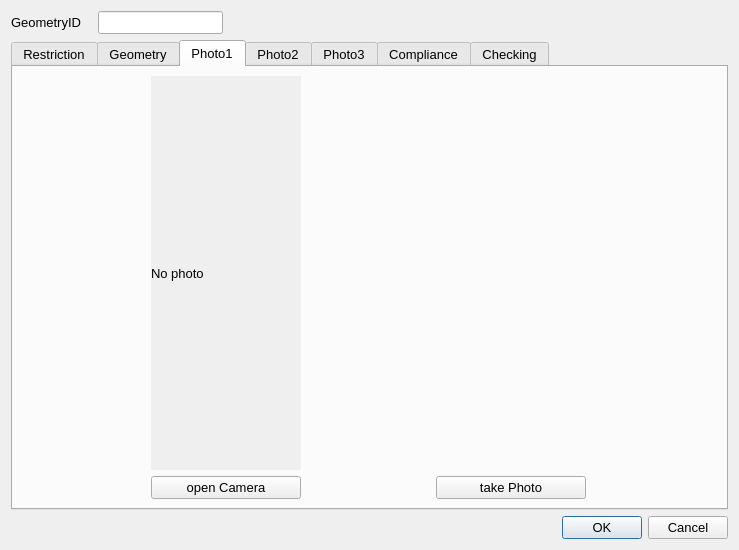
Old version of the form ui/Signs_field_simple.ui in the repository tlh22/restrictionsWithGNSS.
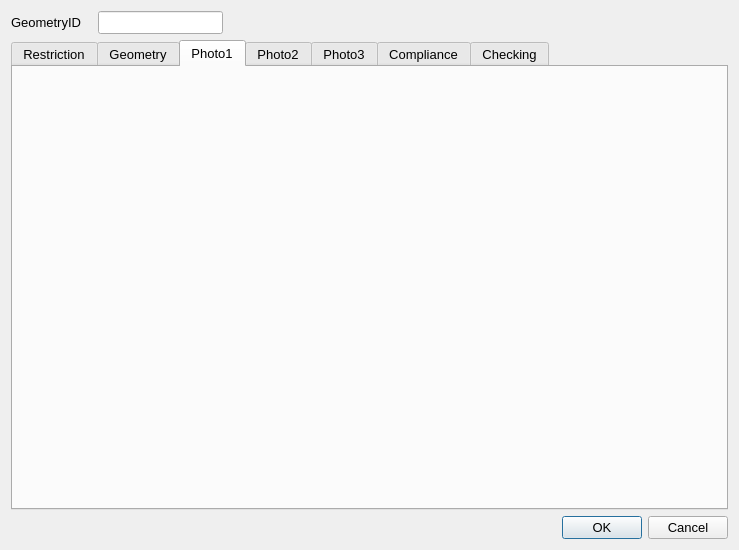
New version of the form. The open tabs and pages were chosen to show the change. Icons and pictures are not drawn.

```diff
--- a/ui/Signs_field_simple.ui
+++ b/ui/Signs_field_simple.ui
@@ -289,79 +289,7 @@
       <attribute name="title">
        <string>Photo1</string>
       </attribute>
-      <layout class="QGridLayout" name="gridLayout_2">
-       <item row="1" column="0">
-        <widget class="QPushButton" name="startCamera1">
-         <property name="maximumSize">
-          <size>
-           <width>150</width>
-           <height>16777215</height>
-          </size>
-         </property>
-         <property name="text">
-          <string>open Camera</string>
-         </property>
-         <property name="icon">
-          <iconset>
-           <normaloff>../../../../PC18-26 Carnegie Library Lambeth/Mapping/Templates/camara_foto.png</normaloff>../../../../PC18-26 Carnegie Library Lambeth/Mapping/Templates/camara_foto.png</iconset>
-         </property>
-         <property name="checkable">
-          <bool>true</bool>
-         </property>
-         <property name="autoDefault">
-          <bool>false</bool>
-         </property>
-         <property name="default">
-          <bool>false</bool>
-         </property>
-        </widget>
-       </item>
-       <item row="1" column="2">
-        <widget class="QPushButton" name="getPhoto1">
-         <property name="maximumSize">
-          <size>
-           <width>150</width>
-           <height>16777215</height>
-          </size>
-         </property>
-         <property name="text">
-          <string>take Photo</string>
-         </property>
-         <property name="icon">
-          <iconset>
-           <normaloff>../../../../PC18-26 Carnegie Library Lambeth/Mapping/Templates/take-photo-icon-21.jpg</normaloff>../../../../PC18-26 Carnegie Library Lambeth/Mapping/Templates/take-photo-icon-21.jpg</iconset>
-         </property>
-         <property name="checkable">
-          <bool>false</bool>
-         </property>
-         <property name="autoDefault">
-          <bool>false</bool>
-         </property>
-        </widget>
-       </item>
-       <item row="0" column="0">
-        <widget class="QLabel" name="Photo_Widget_01">
-         <property name="sizePolicy">
-          <sizepolicy hsizetype="Fixed" vsizetype="Fixed">
-           <horstretch>0</horstretch>
-           <verstretch>0</verstretch>
-          </sizepolicy>
-         </property>
-         <property name="maximumSize">
-          <size>
-           <width>640</width>
-           <height>480</height>
-          </size>
-         </property>
-         <property name="autoFillBackground">
-          <bool>true</bool>
-         </property>
-         <property name="text">
-          <string>No photo</string>
-         </property>
-        </widget>
-       </item>
-      </layout>
+      <layout class="QGridLayout" name="gridLayout_2"/>
      </widget>
      <widget class="QWidget" name="PhotoTab_02">
       <attribute name="title">
```
Left out of the diff: 142 changed lines with no effect on the pictures.
